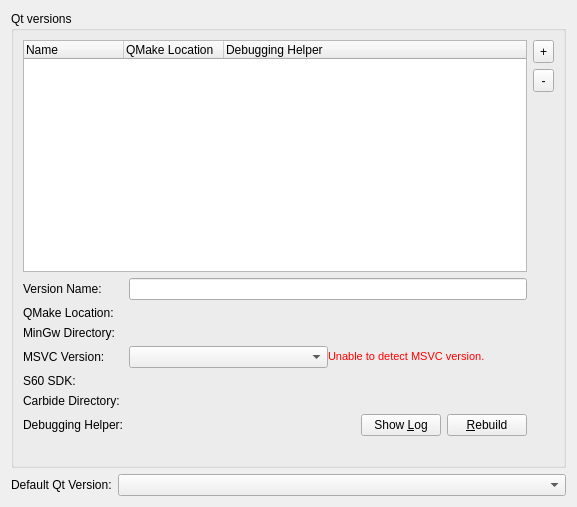
Qt form src/plugins/qt4projectmanager/qtversionmanager.ui (qt-creator/qt-creator) before a commit.
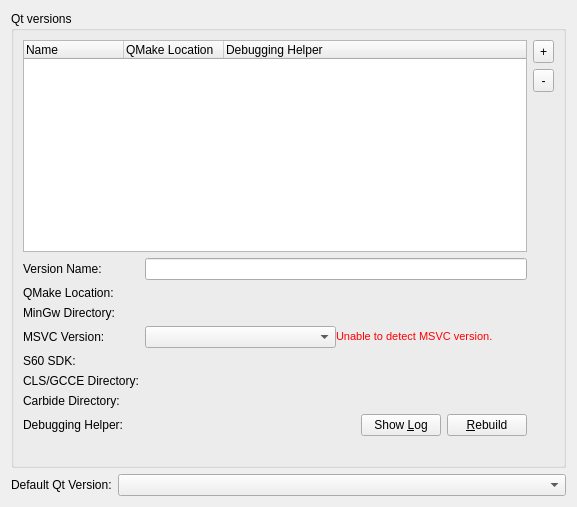
The same form after that commit. Custom widgets are drawn as their Qt base class.

Commit message: Add setting for GCCE tool chain path.

What changed in the file:
```diff
--- a/src/plugins/qt4projectmanager/qtversionmanager.ui
+++ b/src/plugins/qt4projectmanager/qtversionmanager.ui
@@ -100,7 +100,7 @@
         </item>
        </layout>
       </item>
-      <item row="7" column="1">
+      <item row="8" column="1">
        <layout class="QHBoxLayout" name="horizontalLayout_2">
         <item>
          <widget class="QLabel" name="debuggingHelperStateLabel">
@@ -133,12 +133,6 @@
       </item>
       <item row="0" column="0" colspan="2">
        <widget class="QTreeWidget" name="qtdirList">
-        <property name="minimumSize">
-         <size>
-          <width>0</width>
-          <height>150</height>
-         </size>
-        </property>
         <property name="uniformRowHeights">
          <bool>true</bool>
         </property>
@@ -210,23 +204,33 @@
        <widget class="Utils::PathChooser" name="s60SDKPath" native="true"/>
       </item>
       <item row="6" column="0">
+       <widget class="QLabel" name="gcceLabel">
+        <property name="text">
+         <string>CLS/GCCE Directory:</string>
+        </property>
+       </widget>
+      </item>
+      <item row="6" column="1">
+       <widget class="Utils::PathChooser" name="gccePath" native="true"/>
+      </item>
+      <item row="7" column="0">
        <widget class="QLabel" name="mwcLabel">
         <property name="text">
          <string>Carbide Directory:</string>
         </property>
        </widget>
       </item>
-      <item row="6" column="1">
+      <item row="7" column="1">
        <widget class="Utils::PathChooser" name="mwcPath" native="true"/>
       </item>
-      <item row="7" column="0">
+      <item row="8" column="0">
        <widget class="QLabel" name="debuggingHelperLabel">
         <property name="text">
          <string>Debugging Helper:</string>
         </property>
        </widget>
       </item>
-      <item row="8" column="1">
+      <item row="9" column="1">
        <widget class="QLabel" name="errorLabel">
         <property name="text">
          <string/>
```
The commit also changes 7 other files.
